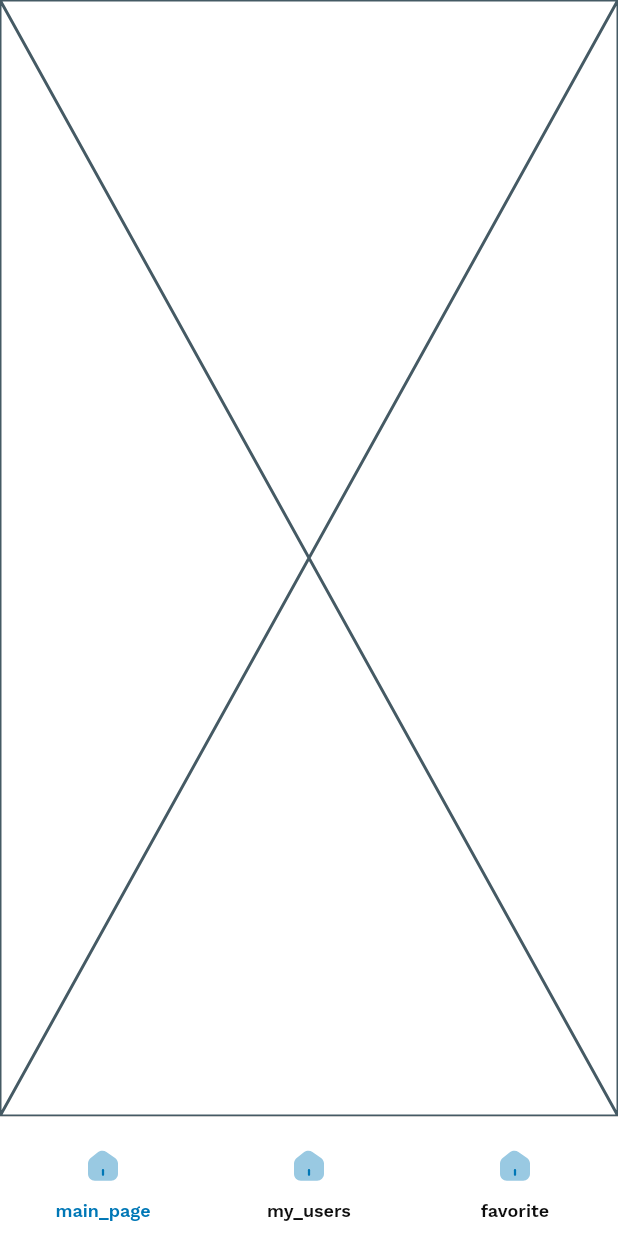
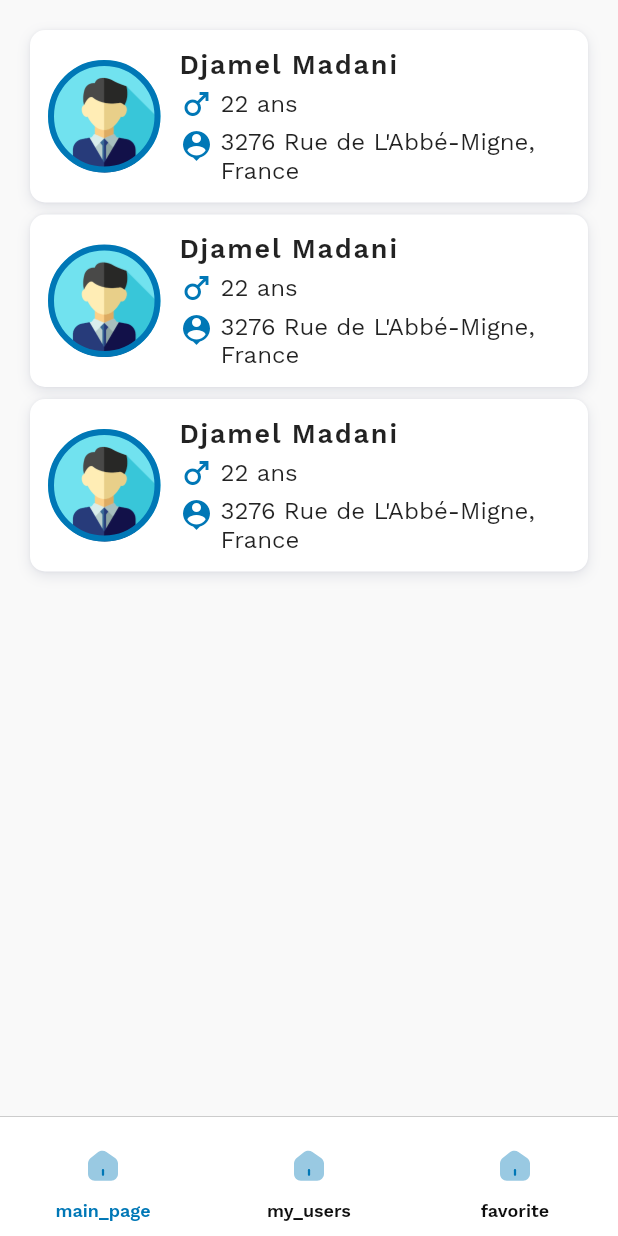
Before and after one commit to djamel96/Users_manager, a Flutter app: the screen it shows after launch, on a phone screen of 412 x 824 dp. Run offline on Flutter 3.47's test engine with Material 2 defaults, Android fonts, the phone set to English and light mode, and no system bars; our stand-ins replace cached_network_image, dio, flutter_svg, fluttertoast, get, lottie and 1 more; statements that could not run were skipped.

Commit message:
added user cards

```diff
--- /dev/null
+++ b/lib/home/screens/home_screen.dart
@@ -0,0 +1,31 @@
+import 'package:charlie/home/widgets/user_card.dart';
+import 'package:charlie/them/colors.dart';
+import 'package:charlie/widgets/containers/app_safe_area.dart';
+import 'package:flutter/material.dart';
+
+class HomeScreen extends StatefulWidget {
+  const HomeScreen({super.key});
+
+  @override
+  State<HomeScreen> createState() => _HomeScreenState();
+}
+
+class _HomeScreenState extends State<HomeScreen> {
+  @override
+  Widget build(BuildContext context) {
+    return AppSafeArea(
+      top: true,
+      child: Scaffold(
+        backgroundColor: AppColors.scaffold,
+        body: ListView(
+          padding: EdgeInsets.all(20),
+          children: [
+            UserCard(),
+            UserCard(),
+            UserCard(),
+          ],
+        ),
+      ),
+    );
+  }
+}
--- a/lib/home/views/home_screen.dart
+++ /dev/null
@@ -1,15 +0,0 @@
-import 'package:flutter/material.dart';
-
-class HomeScreen extends StatefulWidget {
-  const HomeScreen({super.key});
-
-  @override
-  State<HomeScreen> createState() => _HomeScreenState();
-}
-
-class _HomeScreenState extends State<HomeScreen> {
-  @override
-  Widget build(BuildContext context) {
-    return const Placeholder();
-  }
-}
--- /dev/null
+++ b/lib/home/widgets/user_card.dart
@@ -0,0 +1,97 @@
+import 'package:charlie/resources/images.dart';
+import 'package:charlie/them/colors.dart';
+import 'package:charlie/widgets/elements/rounded_pucture.dart';
+import 'package:flutter/material.dart';
+
+class UserCard extends StatelessWidget {
+  const UserCard({super.key});
+
+  @override
+  Widget build(BuildContext context) {
+    return Container(
+      padding: const EdgeInsets.all(12),
+      margin: const EdgeInsets.only(bottom: 8),
+      decoration: BoxDecoration(
+        borderRadius: BorderRadius.circular(10),
+        color: Colors.white,
+        boxShadow: const [
+          BoxShadow(
+            color: Color(0x190a1646),
+            offset: Offset(0, 3),
+            blurRadius: 7,
+            spreadRadius: 0,
+          ),
+          BoxShadow(
+            color: Color(0x0f0a1646),
+            offset: Offset(0, 0),
+            blurRadius: 1,
+            spreadRadius: 0,
+          )
+        ],
+      ),
+      child: Column(
+        children: [
+          Row(
+            children: [
+              const CircularImage(
+                defaultAsset: AppImages.menPlaceholder,
+                width: 75.0,
+              ),
+              const SizedBox(width: 12),
+              Expanded(
+                child: Column(
+                  crossAxisAlignment: CrossAxisAlignment.start,
+                  children: [
+                    Text(
+                      "Djamel Madani",
+                      style: TextStyle(
+                        fontSize: 18,
+                        fontWeight: FontWeight.w600,
+                        letterSpacing: 1.2,
+                      ),
+                    ),
+                    SizedBox(height: 4),
+                    Row(
+                      children: [
+                        Icon(
+                          Icons.male,
+                          color: AppColors.appMain100,
+                        ),
+                        SizedBox(width: 4),
+                        Text(
+                          "22 ans",
+                          style: TextStyle(
+                            fontSize: 16,
+                          ),
+                        ),
+                      ],
+                    ),
+                    SizedBox(height: 4),
+                    Row(
+                      crossAxisAlignment: CrossAxisAlignment.start,
+                      children: [
+                        Icon(
+                          Icons.location_history,
+                          color: AppColors.appMain100,
+                        ),
+                        SizedBox(width: 4),
+                        Expanded(
+                          child: Text(
+                            "3276 Rue de L'Abbé-Migne, France",
+                            style: TextStyle(
+                              fontSize: 16,
+                            ),
+                          ),
+                        ),
+                      ],
+                    ),
+                  ],
+                ),
+              )
+            ],
+          ),
+        ],
+      ),
+    );
+  }
+}
--- a/lib/resources/images.dart
+++ b/lib/resources/images.dart
@@ -1,3 +1,6 @@
 const imageRoot = 'assets/images';
 
-class AppImages {}
+class AppImages {
+  static const String menPlaceholder = "$imageRoot/men_placeholder.png";
+  static const String womenPlaceholder = "$imageRoot/women_placeholder.png";
+}
--- a/lib/tab_view_main.dart
+++ b/lib/tab_view_main.dart
@@ -1,4 +1,4 @@
-import 'package:charlie/home/views/home_screen.dart';
+import 'package:charlie/home/screens/home_screen.dart';
 import 'package:flutter/material.dart';
 import 'package:flutter/services.dart';
 import 'package:fluttertoast/fluttertoast.dart';
--- a/lib/them/colors.dart
+++ b/lib/them/colors.dart
@@ -8,4 +8,5 @@ class AppColors {
   static const grey187 = Color.fromRGBO(187, 187, 187, 1);
   static const primaryLightText = Color.fromRGBO(14, 14, 14, 1);
   static const secondaryLightestText = Color.fromRGBO(14, 14, 14, 1);
+  static const scaffold = Color.fromRGBO(249, 249, 249, 1);
 }
--- a/lib/utils/constants.dart
+++ b/lib/utils/constants.dart
@@ -14,3 +14,5 @@ const int homePageIndex = 0;
 const int newsScreenIndex = 1;
 const int requestTranslatorScreenIndex = 2;
 const int settingsScreenIndex = 3;
+
+const String defaultUserPicturePlaceHolder = "";
--- /dev/null
+++ b/lib/widgets/containers/app_safe_area.dart
@@ -0,0 +1,32 @@
+import 'package:flutter/material.dart';
+
+class AppSafeArea extends StatelessWidget {
+  final Widget child;
+  final bool top;
+  final bool left;
+  final bool right;
+  final bool bottom;
+  final Color color;
+
+  const AppSafeArea(
+      {Key? key,
+      required this.child,
+      this.top = false,
+      this.left = false,
+      this.right = false,
+      this.bottom = true,
+      this.color = Colors.white})
+      : super(key: key);
+  @override
+  Widget build(BuildContext context) {
+    return Container(
+        color: color,
+        child: SafeArea(
+          top: top,
+          left: left,
+          right: right,
+          bottom: bottom,
+          child: child,
+        ));
+  }
+}
--- /dev/null
+++ b/lib/widgets/elements/asset_circular_image.dart
@@ -0,0 +1,38 @@
+import 'package:charlie/them/colors.dart';
+import 'package:flutter/material.dart';
+
+class AssetCircularImage extends StatelessWidget {
+  final String? asset;
+  final double borderWidth;
+  final Color borderColor;
+  final Widget? child;
+  final double? size;
+
+  const AssetCircularImage(
+      {Key? key,
+      this.asset,
+      this.child,
+      this.borderWidth = 4,
+      this.borderColor = AppColors.appMain100,
+      this.size = 75})
+      : super(key: key);
+  @override
+  Widget build(BuildContext context) {
+    return Container(
+      width: size,
+      height: size,
+      decoration: BoxDecoration(
+        color: borderColor,
+        image: asset != null
+            ? DecorationImage(
+                image: AssetImage(asset!),
+                fit: BoxFit.cover,
+              )
+            : null,
+        shape: BoxShape.circle,
+        border: Border.all(color: borderColor, width: borderWidth),
+      ),
+      child: child ?? Container(),
+    );
+  }
+}
--- /dev/null
+++ b/lib/widgets/elements/rounded_pucture.dart
@@ -0,0 +1,75 @@
+import 'package:cached_network_image/cached_network_image.dart';
+import 'package:charlie/them/colors.dart';
+import 'package:charlie/utils/constants.dart';
+import 'package:charlie/widgets/elements/asset_circular_image.dart';
+import 'package:flutter/material.dart';
+import 'dart:typed_data';
+
+class CircularImage extends StatelessWidget {
+  final String? asset;
+  final double width;
+  final double borderWidth;
+  final double borderRadius;
+  final double height;
+  final Color borderColor;
+  final List<BoxShadow>? shadow;
+  final EdgeInsets? margin;
+  final String defaultAsset;
+
+  const CircularImage({
+    Key? key,
+    this.asset,
+    this.width = 75,
+    this.height = 75,
+    this.borderRadius = 100,
+    this.borderWidth = 4,
+    this.borderColor = AppColors.appMain100,
+    this.shadow,
+    this.margin,
+    this.defaultAsset = defaultUserPicturePlaceHolder,
+  }) : super(key: key);
+
+  @override
+  Widget build(BuildContext context) {
+    return (asset != null && Uri.parse(asset!).isAbsolute)
+        ? SizedBox(
+            width: width,
+            height: height,
+            child: CachedNetworkImage(
+              imageUrl: asset!,
+              imageBuilder: (context, imageProvider) => Center(
+                child: AspectRatio(
+                  aspectRatio: 1,
+                  child: Container(
+                    decoration: BoxDecoration(
+                      image: DecorationImage(
+                        image: imageProvider,
+                        fit: BoxFit.cover,
+                      ),
+                      shape: BoxShape.circle,
+                    ),
+                  ),
+                ),
+              ),
+              placeholder: (context, url) => AssetCircularImage(
+                borderColor: Colors.white,
+                child: Center(
+                  child: CircularProgressIndicator(
+                    valueColor: AlwaysStoppedAnimation<Color>(borderColor),
+                  ),
+                ),
+              ),
+              errorWidget: (context, url, error) => AssetCircularImage(
+                asset: defaultAsset,
+                borderColor: borderColor,
+                borderWidth: borderWidth,
+              ),
+            ),
+          )
+        : AssetCircularImage(
+            asset: defaultAsset,
+            borderColor: borderColor,
+            borderWidth: borderWidth,
+          );
+  }
+}
--- a/pubspec.yaml
+++ b/pubspec.yaml
@@ -43,6 +43,7 @@ dependencies:
   dio: ^5.2.1+1
   fluttertoast: ^8.2.2
   flutter_svg: ^2.0.5
+  cached_network_image: ^3.2.3
 
 dev_dependencies:
   flutter_test:
```
Also changed, not shown: assets/images/men_placeholder.png (added), assets/images/women_placeholder.png (added), pubspec.lock, 2 other files.
